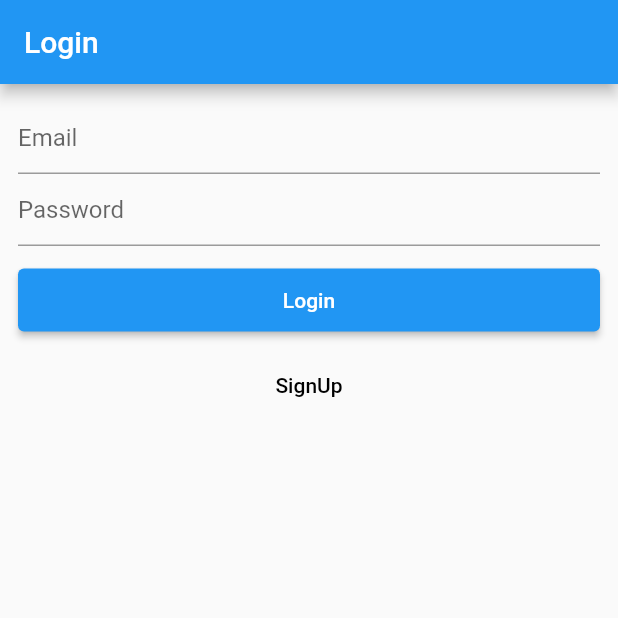
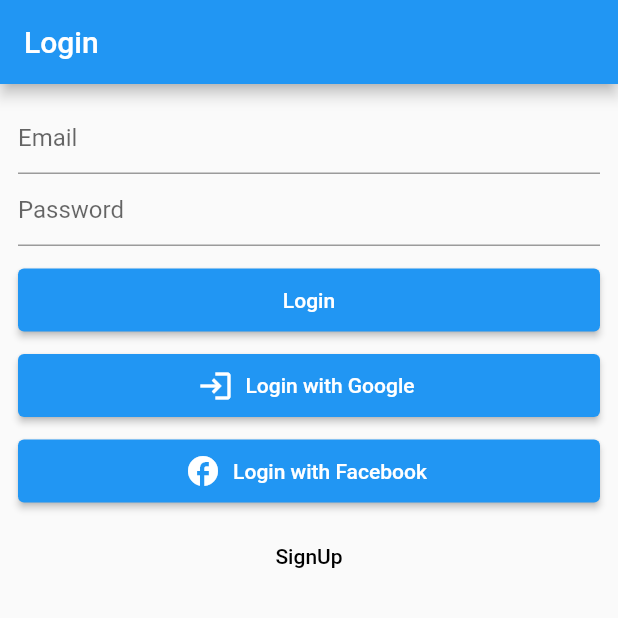
Before and after one commit to TalebRafiepour/mobx-tutorial, a Flutter app: the screen it shows after launch, on a phone screen of 412 x 824 dp, the top half of it. Run offline on Flutter 3.47's test engine with Material 2 defaults, Android fonts, the phone set to English and light mode, and no system bars; our stand-ins replace dio, flutter_mobx, flutter_secure_storage, freezed_annotation, get_it, google_sign_in and 4 more; missing offline and left inert: flutter_facebook_auth; generated files the repository leaves out were written again.

Commit message:
add google-signin and facebaook-signin to Login-page

```diff
--- a/lib/presentation/logic/login/src/login_store.dart
+++ b/lib/presentation/logic/login/src/login_store.dart
@@ -1,9 +1,11 @@
+import 'package:flutter_facebook_auth/flutter_facebook_auth.dart';
+import 'package:google_sign_in/google_sign_in.dart';
 import 'package:mobx/mobx.dart';
 import 'package:todo_mobx/data/repositories/login_repository.dart';
 
 part 'login_store.g.dart';
 
-enum LoginState { authenticated, unAuthenticated,error }
+enum LoginState { authenticated, unAuthenticated, error }
 
 class LoginStore = _LoginStore with _$LoginStore;
 
@@ -21,13 +23,30 @@ abstract class _LoginStore with Store {
   @observable
   LoginState loginState = LoginState.unAuthenticated;
 
+  Future<void> loginWithGoogle() async {
+    final GoogleSignInAccount? user = await GoogleSignIn().signIn();
+    print('google signin user: ${user.toString()}');
+    if(user != null) {
+      //_loginRepository.loginWithGoogle(user);
+    }
+  }
+
+  Future<void> loginWithFacebook() async {
+    final result = await FacebookAuth.instance.login();
+    final user = await FacebookAuth.instance.getUserData();
+    print('facebook signin user: ${user.toString()}');
+    if(user != null) {
+      //_loginRepository.loginWithFacebook(user);
+    }
+  }
+
   @action
   Future<void> login() async {
     try {
       var isSuccess = await _loginRepository.loginUser(email, password);
-      if(isSuccess) {
+      if (isSuccess) {
         loginState = LoginState.authenticated;
-      }else {
+      } else {
         loginState = LoginState.unAuthenticated;
       }
     } catch (e, s) {
--- a/lib/presentation/logic/singup/src/signup_store.dart
+++ b/lib/presentation/logic/singup/src/signup_store.dart
@@ -105,6 +105,7 @@ abstract class _SignUpStore with Store {
       await _registerRepository.registerUser(name, email, password, age);
       signUpState = const SignUpState.registered();
     } catch (e, s) {
+      print('error: $e  ,s: $s');
       signUpState = const SignUpState.notRegistered('Error in registration!');
     }
   }
--- a/lib/presentation/screens/login/login_screen.dart
+++ b/lib/presentation/screens/login/login_screen.dart
@@ -89,6 +89,33 @@ class _LoginScreenState extends State<LoginScreen> {
                 const SizedBox(
                   height: 15,
                 ),
+
+                SizedBox(
+                  width: double.infinity,
+                  height: 42,
+                  child: ElevatedButton.icon(
+                    icon: const Icon(Icons.login),
+                      onPressed: () {
+                        _loginStore.loginWithGoogle();
+                      },
+                      label: const Text('Login with Google')),
+                ),
+                const SizedBox(
+                  height: 15,
+                ),
+                SizedBox(
+                  width: double.infinity,
+                  height: 42,
+                  child: ElevatedButton.icon(
+                    icon: const Icon(Icons.facebook_rounded),
+                      onPressed: () {
+                        _loginStore.loginWithFacebook();
+                      },
+                      label: const Text('Login with Facebook')),
+                ),
+                const SizedBox(
+                  height: 15,
+                ),
                 SizedBox(
                   width: double.infinity,
                   height: 42,
--- a/pubspec.yaml
+++ b/pubspec.yaml
@@ -38,6 +38,10 @@ dependencies:
   intl: ^0.17.0
   flutter_localizations:
     sdk: flutter
+  #google signin
+  google_sign_in: ^5.2.3
+  #facebook signin
+  flutter_facebook_auth: ^4.0.1
 
 
 dev_dependencies:
```
Also changed, not shown: lib/data/providers/api/user_api.dart (+17 -2 lines), lib/data/repositories/login_repository.dart (+8 -0 lines), pubspec.lock, 10 other files.
